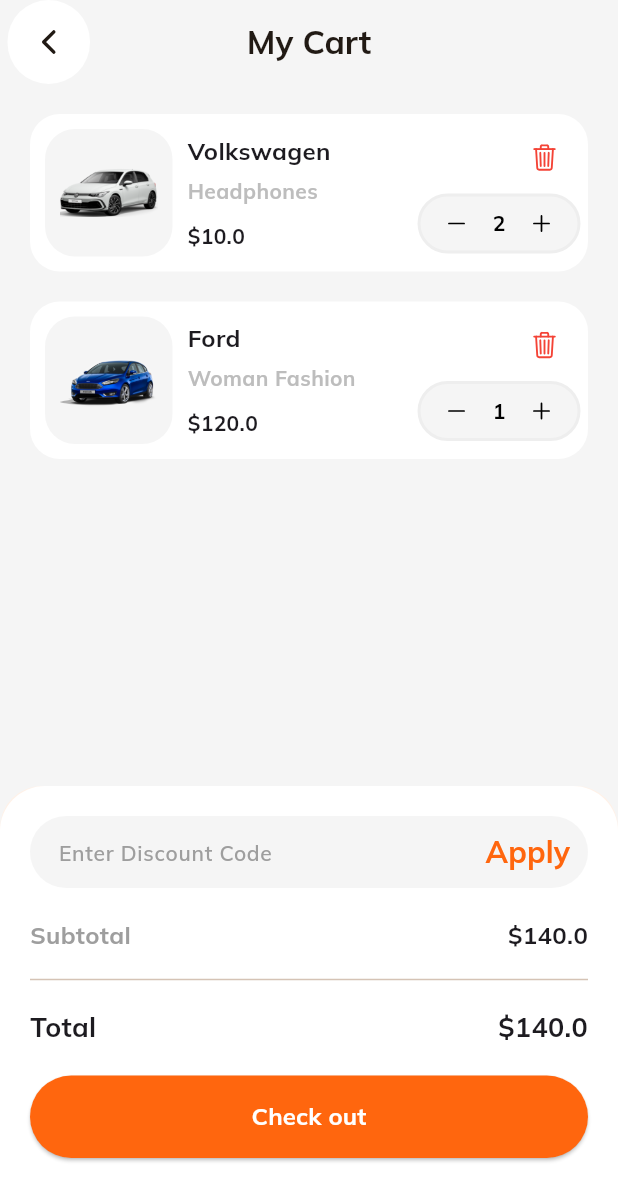
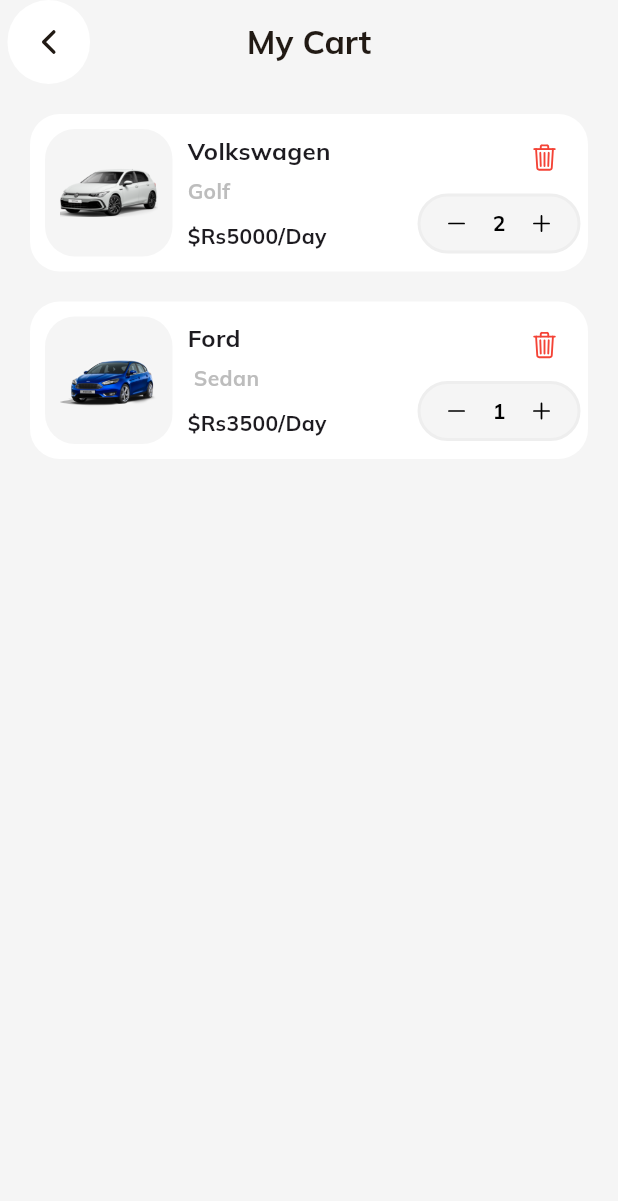
Before and after one commit to Sthasaurav/carrental, a Flutter app: the CartScreen screen opened directly, on a phone screen of 412 x 824 dp. Shown: the top 1201 px of the screen. Run offline on Flutter 3.47's test engine with Material 3 defaults, Android fonts, the phone set to English and light mode, and no system bars; our stand-ins replace carousel_slider, google_fonts, iconsax, ionicons.

Commit message:
improved product card

```diff
--- a/lib/models/product.dart
+++ b/lib/models/product.dart
@@ -4,10 +4,12 @@ class Product {
   final String title;
   final String description;
   final String image;
-  final double price;
+  final dynamic price;
   final List<Color> colors;
   final String category;
   final double rate;
+  final String vehicletype;
+  final dynamic numberOfPeople;
 
   Product({
     required this.title,
@@ -17,6 +19,8 @@ class Product {
     required this.colors,
     required this.category,
     required this.rate,
+    required this.vehicletype,
+    required this.numberOfPeople,
   });
 }
 
@@ -26,9 +30,11 @@ final List<Product> products = [
     description:
         "Lorem ipsum dolor sit amet, consectetur adipiscing elit, sed do eiusmod tempor incididunt ut labore et dolore magna aliqua. Donec massa sapien faucibus et molestie ac feugiat. In massa tempor nec feugiat nisl. Libero id faucibus nisl tincidunt.",
     image: "assets/golf.png",
-    price: 10,
+    price: "Rs5000/Day",
     colors: [],
-    category: "Headphones",
+    category: "Golf",
+    vehicletype: "automatic",
+    numberOfPeople: '5 Seats',
     rate: 4.8,
   ),
   Product(
@@ -36,25 +42,57 @@ final List<Product> products = [
     description:
         "Lorem ipsum dolor sit amet, consectetur adipiscing elit, sed do eiusmod tempor incididunt ut labore et dolore magna aliqua. Donec massa sapien faucibus et molestie ac feugiat. In massa tempor nec feugiat nisl. Libero id faucibus nisl tincidunt.",
     image: "assets/v-2.png",
-    price: 120,
+    price: "Rs3500/Day",
     colors: [
       // Colors.brown,
       // Colors.red,
       // Colors.pink,
     ],
-    category: "Woman Fashion",
+    vehicletype: "manual",
+    numberOfPeople: '4 Seats',
+    category: " Sedan ",
     rate: 4.8,
+  ),
+  Product(
+    title: " Hyundai",
+    description:
+        "Lorem ipsum dolor sit amet, consectetur adipiscing elit, sed do eiusmod tempor incididunt ut labore et dolore magna aliqua. Donec massa sapien faucibus et molestie ac feugiat. In massa tempor nec feugiat nisl. Libero id faucibus nisl tincidunt.",
+    image: "assets/i30n.png",
+    price: "Rs4500/Day",
+    colors: [
+      // Colors.black,
+    ],
+    vehicletype: "automatic",
+    numberOfPeople: '4 Seats',
+    category: "HatchBack-Automatic",
+    rate: 3.8,
   ),
   Product(
     title: " Toyota",
     description:
         "Lorem ipsum dolor sit amet, consectetur adipiscing elit, sed do eiusmod tempor incididunt ut labore et dolore magna aliqua. Donec massa sapien faucibus et molestie ac feugiat. In massa tempor nec feugiat nisl. Libero id faucibus nisl tincidunt.",
     image: "assets/yaris.png",
-    price: 55,
+    price: "Rs4200/Day",
     colors: [
       // Colors.black,
     ],
-    category: "Watch",
-    rate: 2.8,
+    vehicletype: "manual",
+    numberOfPeople: '5 Seats',
+    category: "Hatch Back",
+    rate: 4.5,
+  ),
+  Product(
+    title: " Renault",
+    description:
+        "Lorem ipsum dolor sit amet, consectetur adipiscing elit, sed do eiusmod tempor incididunt ut labore et dolore magna aliqua. Donec massa sapien faucibus et molestie ac feugiat. In massa tempor nec feugiat nisl. Libero id faucibus nisl tincidunt.",
+    image: "assets/v-3.png",
+    price: "Rs5000/Day",
+    colors: [
+      // Colors.black,
+    ],
+    vehicletype: "manual",
+    numberOfPeople: '5 Seats',
+    category: "CUV",
+    rate: 4.3,
   ),
 ];
--- a/lib/screens/cart_screen.dart
+++ b/lib/screens/cart_screen.dart
@@ -4,7 +4,7 @@ import 'package:ionicons/ionicons.dart';
 import 'package:shop_example/constants.dart';
 import 'package:shop_example/models/cart_item.dart';
 import 'package:shop_example/widgets/cart_tile.dart';
-import 'package:shop_example/widgets/check_out_box.dart';
+// import 'package:shop_example/widgets/check_out_box.dart';
 
 class CartScreen extends StatefulWidget {
   const CartScreen({super.key});
@@ -39,9 +39,9 @@ class _CartScreenState extends State<CartScreen> {
           ),
         ),
       ),
-      bottomSheet: CheckOutBox(
-        items: cartItems,
-      ),
+      // bottomSheet: CheckOutBox(
+      //   items: cartItems,
+      // ),
       body: ListView.separated(
         padding: const EdgeInsets.all(20),
         itemBuilder: (context, index) => CartTile(
--- a/lib/widgets/check_out_box.dart
+++ /dev/null
@@ -1,122 +0,0 @@
-import 'package:flutter/material.dart';
-import 'package:shop_example/constants.dart';
-import 'package:shop_example/models/cart_item.dart';
-
-class CheckOutBox extends StatelessWidget {
-  final List<CartItem> items;
-  const CheckOutBox({
-    super.key,
-    required this.items,
-  });
-
-  @override
-  Widget build(BuildContext context) {
-    return Container(
-      height: 300,
-      width: double.infinity,
-      decoration: const BoxDecoration(
-        color: Colors.white,
-        borderRadius: BorderRadius.only(
-          topRight: Radius.circular(30),
-          topLeft: Radius.circular(30),
-        ),
-      ),
-      padding: const EdgeInsets.all(20),
-      child: Column(
-        crossAxisAlignment: CrossAxisAlignment.start,
-        children: [
-          TextField(
-            decoration: InputDecoration(
-              border: OutlineInputBorder(
-                borderRadius: BorderRadius.circular(30),
-                borderSide: BorderSide.none,
-              ),
-              contentPadding: const EdgeInsets.symmetric(
-                vertical: 5,
-                horizontal: 15,
-              ),
-              filled: true,
-              fillColor: kcontentColor,
-              hintText: "Enter Discount Code",
-              hintStyle: const TextStyle(
-                fontSize: 14,
-                fontWeight: FontWeight.w600,
-                color: Colors.grey,
-              ),
-              suffixIcon: TextButton(
-                onPressed: () {},
-                child: const Text(
-                  "Apply",
-                  style: TextStyle(
-                    color: kprimaryColor,
-                    fontSize: 20,
-                    fontWeight: FontWeight.bold,
-                  ),
-                ),
-              ),
-            ),
-          ),
-          const SizedBox(height: 20),
-          Row(
-            mainAxisAlignment: MainAxisAlignment.spaceBetween,
-            children: [
-              const Text(
-                "Subtotal",
-                style: TextStyle(
-                  fontSize: 16,
-                  fontWeight: FontWeight.bold,
-                  color: Colors.grey,
-                ),
-              ),
-              Text(
-                "\$${items.length > 1 ? items.map<double>((e) => e.quantity * e.product.price).reduce((value1, value2) => value1 + value2) : items[0].product.price * items[0].quantity}",
-                style: const TextStyle(
-                  fontSize: 16,
-                  fontWeight: FontWeight.bold,
-                ),
-              )
-            ],
-          ),
-          const SizedBox(height: 10),
-          const Divider(),
-          const SizedBox(height: 10),
-          Row(
-            mainAxisAlignment: MainAxisAlignment.spaceBetween,
-            children: [
-              const Text(
-                "Total",
-                style: TextStyle(
-                  fontSize: 18,
-                  fontWeight: FontWeight.bold,
-                ),
-              ),
-              Text(
-                "\$${items.length > 1 ? items.map<double>((e) => e.quantity * e.product.price).reduce((value1, value2) => value1 + value2) : items[0].product.price * items[0].quantity}",
-                style: const TextStyle(
-                  fontSize: 18,
-                  fontWeight: FontWeight.bold,
-                ),
-              )
-            ],
-          ),
-          const SizedBox(height: 20),
-          ElevatedButton(
-            onPressed: () {},
-            style: ElevatedButton.styleFrom(
-              backgroundColor: kprimaryColor,
-              minimumSize: const Size(double.infinity, 55),
-            ),
-            child: const Text(
-              "Check out",
-              style: TextStyle(
-                fontSize: 16,
-                color: Colors.white,
-                fontWeight: FontWeight.bold,
-              ),
-            ),
-          ),
-        ],
-      ),
-    );
-  }
-}
--- a/lib/widgets/home_slider.dart
+++ b/lib/widgets/home_slider.dart
@@ -27,7 +27,7 @@ class HomeSlider extends StatelessWidget {
                   borderRadius: BorderRadius.circular(20),
                   image: const DecorationImage(
                     fit: BoxFit.fill,
-                    image: AssetImage("assets/slider.jpg"),
+                    image: AssetImage("assets/home-img.png"),
                   ),
                 ),
               );
--- a/pubspec.yaml
+++ b/pubspec.yaml
@@ -15,6 +15,7 @@ dependencies:
   ionicons: ^0.2.2
   google_fonts: ^5.1.0
   iconsax: ^0.0.8
+  carousel_slider: ^4.2.1
 
 dev_dependencies:
   flutter_test:
```
Also changed, not shown: lib/screens/home_screen.dart (+12 -10 lines), lib/widgets/carousel.dart (added, +55 -0 lines), lib/widgets/product_card.dart (+87 -17 lines), assets/car-3.png (added), assets/car-5.png (added), assets/home-img.png (added), assets/main-car.png (added), assets/v-1.png (added), assets/v-4.png (added), pubspec.lock.
